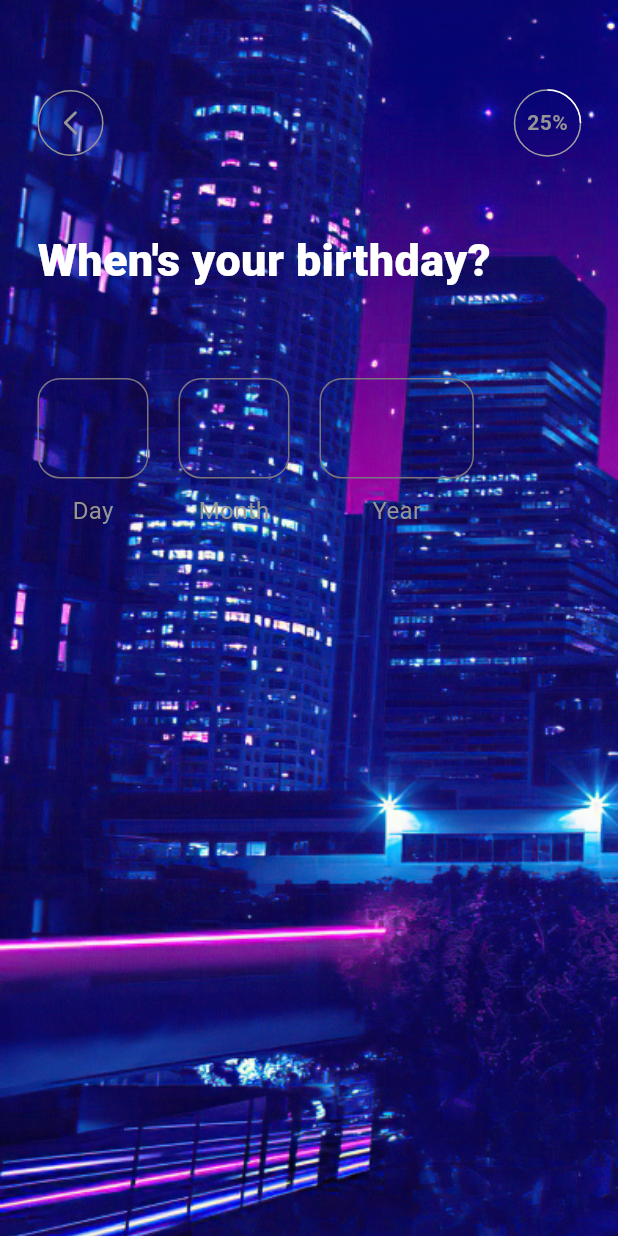
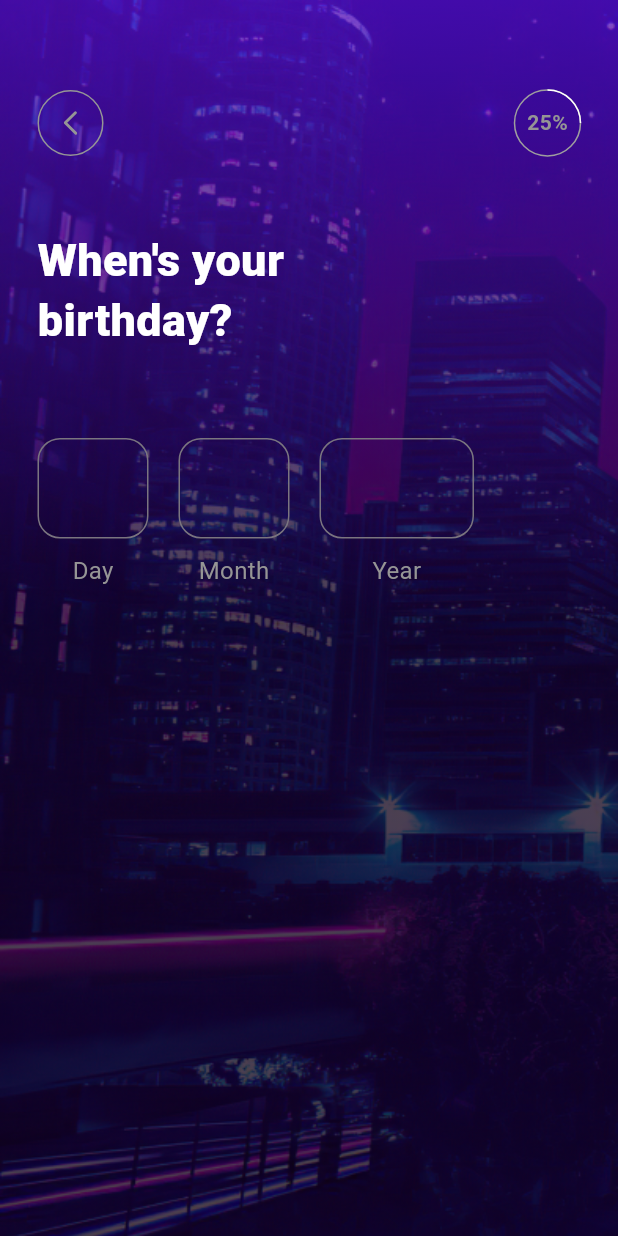
Before and after one commit to Morena96/flutterweb-task, a Flutter app: the screen it shows after launch, after a tap on "Continue", on a phone screen of 412 x 824 dp. Run offline on Flutter 3.47's test engine with Material 3 defaults, Android fonts, the phone set to English and light mode, and no system bars; our stand-ins replace bloc, dartz, flutter_bloc, flutter_svg, go_router; generated files the repository leaves out were written again; project files that could hold a hidden picture were left out.

Commit message:
add gender selection and nickname input functionality in onboarding screens

```diff
--- a/lib/app/enums/onboarding.dart
+++ b/lib/app/enums/onboarding.dart
@@ -3,6 +3,7 @@
 import 'package:supono/app/routes/app_route_config.dart';
 import 'package:supono/app/routes/app_route_constants.dart';
 import 'package:supono/l10n/l10n.dart';
+import 'package:supono/screens/camera/cubit/user_form_cubit.dart';
 import 'package:supono/screens/onboarding/add_photo_page.dart';
 import 'package:supono/screens/onboarding/birthday_page.dart';
 import 'package:supono/screens/onboarding/gender_page.dart';
@@ -19,7 +20,7 @@
       case Onboarding.nickname:
         return context.l10n.chooseYourNickname;
       case Onboarding.addPhoto:
-        return context.l10n.takeYourFirstPhoto;
+        return context.l10n.addNicePhoto;
       case Onboarding.gender:
         return context.l10n.whichGenderDoYou;
       case Onboarding.splash:
@@ -99,4 +100,19 @@
       context.push(nextStep.path);
     }
   }
+
+  bool isNextAvailable(UserFormState state) {
+    switch (this) {
+      case Onboarding.splash:
+        return false;
+      case Onboarding.birthday:
+        return state.isBirthdayValid;
+      case Onboarding.nickname:
+        return state.isNicknameValid;
+      case Onboarding.gender:
+        return false;
+      case Onboarding.addPhoto:
+        return false;
+    }
+  }
 }
--- a/lib/app/theme/app_colors.dart
+++ b/lib/app/theme/app_colors.dart
@@ -2,6 +2,7 @@
 
 class AppColors {
   static const grey = Color(0xff959595);
+  static const grey2 = Color(0xffA6A6A6);
   static const white = Color(0xffffffff);
   static const black = Color(0xff000000);
 }
--- a/lib/app/theme/app_decoration.dart
+++ b/lib/app/theme/app_decoration.dart
@@ -4,9 +4,20 @@
 class AppDecoration {
   const AppDecoration._();
 
+  static BoxDecoration get whiteCircleBorder => BoxDecoration(
+        color: AppColors.white,
+        shape: BoxShape.circle,
+        border: Border.all(width: 2),
+      );
+
   static BoxDecoration get greyCircleBorder => BoxDecoration(
         shape: BoxShape.circle,
         border: Border.all(color: AppColors.grey),
+      );
+
+  static BoxDecoration get greyBorder15 => BoxDecoration(
+        border: Border.all(color: AppColors.grey),
+        borderRadius: BorderRadius.circular(15),
       );
 
   static InputDecoration get inputDecoration => InputDecoration(
--- a/lib/app/theme/app_text_style.dart
+++ b/lib/app/theme/app_text_style.dart
@@ -16,6 +16,13 @@
     height: 1.36,
   );
 
+  static const TextStyle white23w800 = TextStyle(
+    fontSize: 23,
+    fontWeight: FontWeight.w800,
+    color: AppColors.white,
+    height: 34 / 23,
+  );
+
   static const TextStyle grey14w600 = TextStyle(
     fontSize: 14,
     fontWeight: FontWeight.w600,
@@ -30,6 +37,13 @@
     height: 34 / 16,
   );
 
+  static const TextStyle grey2_15w500 = TextStyle(
+    fontSize: 15,
+    fontWeight: FontWeight.w500,
+    color: AppColors.grey2,
+    height: 4 / 3,
+  );
+
   static const TextStyle black17w700 = TextStyle(
     fontSize: 17,
     fontWeight: FontWeight.w700,
--- a/lib/screens/camera/cubit/user_form_state.dart
+++ b/lib/screens/camera/cubit/user_form_state.dart
@@ -54,6 +54,4 @@
 
   bool get isNicknameValid =>
       user.nickname != null && user.nickname!.isNotEmpty;
-
-  bool get isGenderValid => user.gender != null;
 }
--- a/lib/screens/onboarding/widgets/onboarding_widget.dart
+++ b/lib/screens/onboarding/widgets/onboarding_widget.dart
@@ -1,10 +1,13 @@
 import 'package:flutter/material.dart';
+import 'package:flutter_bloc/flutter_bloc.dart';
 import 'package:go_router/go_router.dart';
 import 'package:supono/app/enums/onboarding.dart';
 import 'package:supono/app/theme/app_colors.dart';
 import 'package:supono/app/theme/app_text_style.dart';
 import 'package:supono/app/widgets/app_back_button.dart';
 import 'package:supono/app/widgets/app_close_button.dart';
+import 'package:supono/app/widgets/app_next_button.dart';
+import 'package:supono/screens/camera/cubit/user_form_cubit.dart';
 
 class OnboardingWidget extends StatelessWidget {
   const OnboardingWidget({
@@ -28,6 +31,19 @@
               image: DecorationImage(
                 image: AssetImage(onboarding.image),
                 fit: BoxFit.cover,
+              ),
+            ),
+          ),
+          Container(
+            decoration: BoxDecoration(
+              gradient: LinearGradient(
+                colors: [
+                  const Color(0xBF560DBE).withValues(alpha: 0.75),
+                  const Color(0xBF10001B).withValues(alpha: 0.75),
+                  const Color(0xBF10001B).withValues(alpha: 0.75),
+                ],
+                begin: Alignment.topCenter,
+                end: Alignment.bottomCenter,
               ),
             ),
           ),
@@ -79,7 +95,10 @@
                 ),
                 const SizedBox(height: 14),
                 if (onboarding.subtitle(context) != null)
-                  Text(onboarding.subtitle(context)!)
+                  Text(
+                    onboarding.subtitle(context)!,
+                    style: AppTextStyle.grey2_15w500,
+                  )
                 else
                   const SizedBox(height: 4),
                 const SizedBox(height: 40),
@@ -94,6 +113,21 @@
               right: 0,
               child: footer!,
             ),
+          BlocBuilder<UserFormCubit, UserFormState>(
+            builder: (context, state) {
+              if (onboarding.isNextAvailable(state)) {
+                return Positioned(
+                  bottom: 20,
+                  right: 25,
+                  child: AppNextButton(
+                    onPressed: () => onboarding.pushNext(context),
+                  ),
+                );
+              } else {
+                return const SizedBox();
+              }
+            },
+          ),
         ],
       ),
     );
```
Also changed, not shown: lib/app/widgets/app_next_button.dart (added, +24 -0 lines), lib/l10n/arb/app_en.arb (+4 -4 lines), lib/screens/camera/cubit/user_form_cubit.dart (+28 -4 lines), lib/screens/onboarding/gender_page.dart (+33 -1 lines), lib/screens/onboarding/nickname_page.dart (+15 -1 lines).
